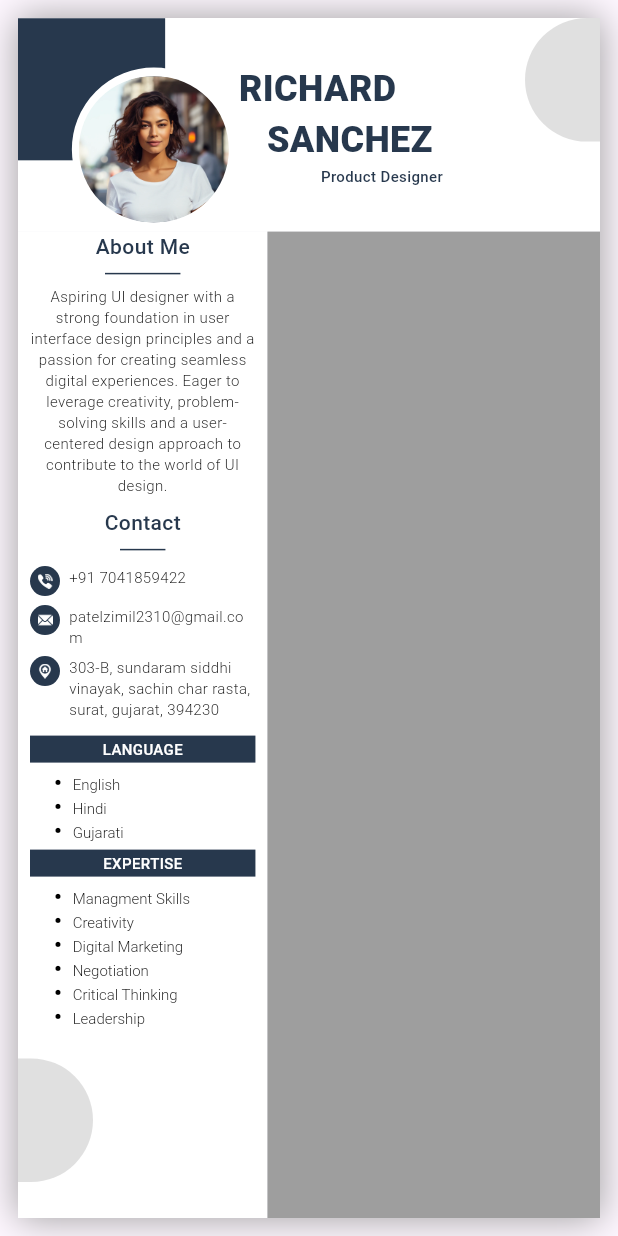
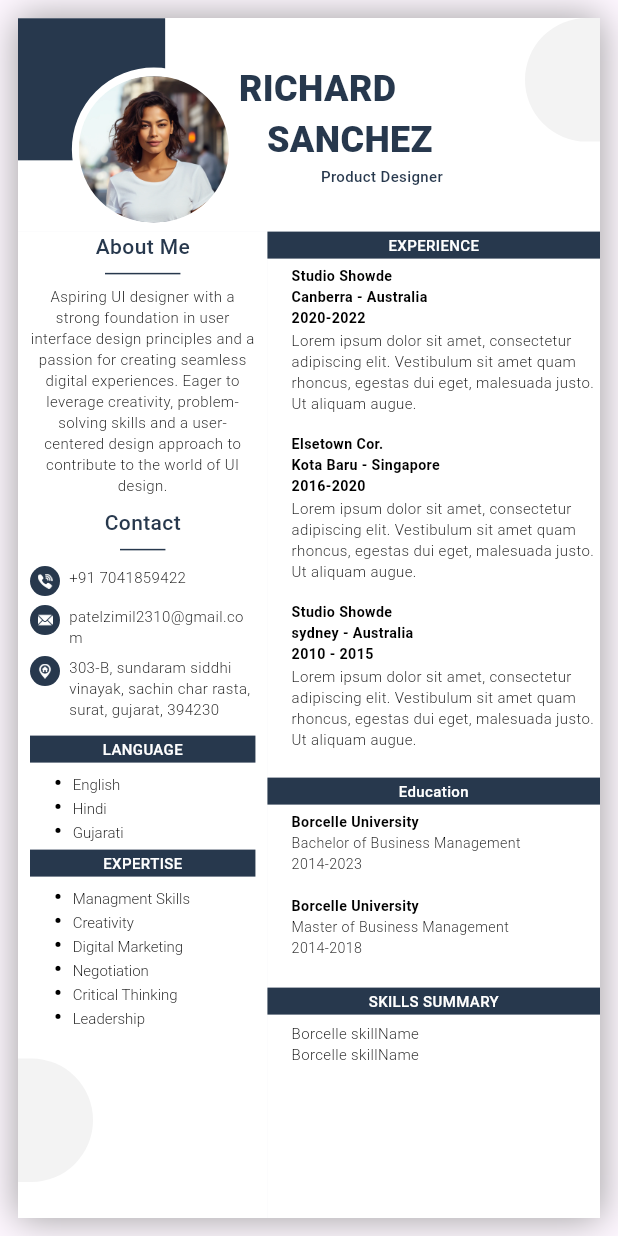
Before and after one commit to Zimil-Patel/cv_maker, a Flutter app: the screen it shows after launch, on a phone screen of 412 x 824 dp. Run offline on Flutter 3.47's test engine with Material 3 defaults, Android fonts, the phone set to English and light mode, and no system bars; our stand-ins replace google_fonts.

Commit message:
15-03-2024

```diff
--- /dev/null
+++ b/lib/screens/components/resume_components/education_info.dart
@@ -0,0 +1,86 @@
+import 'package:cv_maker/util/colors/colors.dart';
+import 'package:cv_maker/util/resulabe_ui/text_styles.dart';
+import 'package:flutter/material.dart';
+
+class Education extends StatelessWidget {
+  const Education({
+    super.key,
+    required this.width,
+  });
+
+  final double width;
+
+  @override
+  Widget build(BuildContext context) {
+    return Column(
+      crossAxisAlignment: CrossAxisAlignment.start,
+      children: [
+        Container(
+          width: width,
+          alignment: Alignment.center,
+          padding: const EdgeInsets.all(2),
+          color: resumeColor,
+          child: FittedBox(
+            child: Text(
+              'Education',
+              style: ultraMiniText(color: Colors.white),
+            ),
+          ),
+        ),
+        Padding(
+          padding: const EdgeInsets.only(
+            left: 16.0,
+            top: 5,
+            bottom: 5,
+          ),
+          child: Column(
+            crossAxisAlignment: CrossAxisAlignment.start,
+            children: [
+              addEducation(
+                university: 'Borcelle University',
+                course: 'Bachelor of Business Management',
+                duration: '2014-2023',
+              ),
+              addEducation(
+                university: 'Borcelle University',
+                course: 'Master of Business Management',
+                duration: '2014-2018',
+              ),
+            ],
+          ),
+        ),
+      ],
+    );
+  }
+
+  addEducation({
+    required String university,
+    required String course,
+    required String duration,
+  }) {
+    return Column(
+      crossAxisAlignment: CrossAxisAlignment.start,
+      children: [
+        Text(
+          university,
+          style: resumeBody(
+            fontSize: 9.5,
+            bold: FontWeight.w700,
+          ),
+        ),
+        Text(
+          course,
+          style: resumeBody(
+            fontSize: 9.5,
+          ),
+        ),
+        Text(
+          '$duration\n',
+          style: resumeBody(
+            fontSize: 9.5,
+          ),
+        ),
+      ],
+    );
+  }
+}
--- /dev/null
+++ b/lib/screens/components/resume_components/experience_box.dart
@@ -0,0 +1,100 @@
+import 'package:cv_maker/util/colors/colors.dart';
+import 'package:cv_maker/util/resulabe_ui/text_styles.dart';
+import 'package:flutter/material.dart';
+
+class Experience extends StatelessWidget {
+  const Experience({
+    super.key,
+    required this.width,
+  });
+
+  final double width;
+
+  @override
+  Widget build(BuildContext context) {
+    return Column(
+      crossAxisAlignment: CrossAxisAlignment.start,
+      children: [
+        Container(
+          width: width,
+          alignment: Alignment.center,
+          padding: const EdgeInsets.all(2),
+          color: resumeColor,
+          child: FittedBox(
+            child: Text(
+              'EXPERIENCE',
+              style: ultraMiniText(color: Colors.white),
+            ),
+          ),
+        ),
+        Padding(
+          padding: const EdgeInsets.only(
+            left: 16.0,
+            top: 5,
+            bottom: 5,
+          ),
+          child: Column(
+            crossAxisAlignment: CrossAxisAlignment.start,
+            children: [
+              addExperience(
+                  company: 'Studio Showde',
+                  location: 'Canberra - Australia',
+                  duration: '2020-2022',
+                  aboutExp:
+                      'Lorem ipsum dolor sit amet, consectetur adipiscing elit. Vestibulum sit amet quam rhoncus, egestas dui eget, malesuada justo. Ut aliquam augue.'),
+              addExperience(
+                  company: 'Elsetown Cor.',
+                  location: 'Kota Baru - Singapore',
+                  duration: '2016-2020',
+                  aboutExp:
+                      'Lorem ipsum dolor sit amet, consectetur adipiscing elit. Vestibulum sit amet quam rhoncus, egestas dui eget, malesuada justo. Ut aliquam augue.'),
+              addExperience(
+                  company: 'Studio Showde',
+                  location: 'sydney - Australia',
+                  duration: '2010 - 2015',
+                  aboutExp:
+                      'Lorem ipsum dolor sit amet, consectetur adipiscing elit. Vestibulum sit amet quam rhoncus, egestas dui eget, malesuada justo. Ut aliquam augue.'),
+            ],
+          ),
+        ),
+      ],
+    );
+  }
+
+  addExperience(
+      {required String company,
+      required String location,
+      required String duration,
+      required String aboutExp}) {
+    return Column(
+      crossAxisAlignment: CrossAxisAlignment.start,
+      children: [
+        Text(
+          company,
+          style: resumeBody(
+            fontSize: 9.5,
+            bold: FontWeight.w700,
+          ),
+        ),
+        Text(
+          location,
+          style: resumeBody(
+            fontSize: 9.5,
+            bold: FontWeight.w700,
+          ),
+        ),
+        Text(
+          duration,
+          style: resumeBody(
+            fontSize: 9.5,
+            bold: FontWeight.w700,
+          ),
+        ),
+        Text(
+          '$aboutExp \n',
+          style: resumeBody(),
+        ),
+      ],
+    );
+  }
+}
--- a/lib/screens/components/resume_components/profile_name_banner.dart
+++ b/lib/screens/components/resume_components/profile_name_banner.dart
@@ -88,7 +88,7 @@ class ProfileNameBanner extends StatelessWidget {
               height: height / 10,
               width: 50,
               decoration: BoxDecoration(
-                color: componentColor,
+                color: componentColor.withOpacity(0.4),
                 borderRadius: const BorderRadius.only(
                   bottomLeft: Radius.circular(100),
                   topLeft: Radius.circular(100),
--- /dev/null
+++ b/lib/screens/components/resume_components/skill_info.dart
@@ -0,0 +1,68 @@
+import 'package:cv_maker/util/colors/colors.dart';
+import 'package:cv_maker/util/resulabe_ui/text_styles.dart';
+import 'package:flutter/material.dart';
+
+class Skills extends StatelessWidget {
+  const Skills({
+    super.key,
+    required this.width,
+  });
+
+  final double width;
+
+  @override
+  Widget build(BuildContext context) {
+    return Column(
+      crossAxisAlignment: CrossAxisAlignment.start,
+      children: [
+        Container(
+          width: width,
+          alignment: Alignment.center,
+          padding: const EdgeInsets.all(2),
+          color: resumeColor,
+          child: FittedBox(
+            child: Text(
+              'Skills Summary'.toUpperCase(),
+              style: ultraMiniText(color: Colors.white),
+            ),
+          ),
+        ),
+        Padding(
+          padding: const EdgeInsets.only(
+            left: 16.0,
+            top: 5,
+            bottom: 5,
+          ),
+          child: Column(
+            crossAxisAlignment: CrossAxisAlignment.start,
+            children: [
+              addSkills(
+                skillName: 'Borcelle skillName',
+                percentage: 78,
+              ),
+              addSkills(
+                skillName: 'Borcelle skillName',
+                percentage: 78,
+              ),
+            ],
+          ),
+        ),
+      ],
+    );
+  }
+
+  addSkills({
+    required String skillName,
+    required double percentage,
+  }) {
+    return Column(
+      crossAxisAlignment: CrossAxisAlignment.start,
+      children: [
+        Text(
+          skillName,
+          style: resumeBody(),
+        ),
+      ],
+    );
+  }
+}
--- a/lib/screens/create_resume/resume_view.dart
+++ b/lib/screens/create_resume/resume_view.dart
@@ -1,8 +1,11 @@
 import 'package:cv_maker/screens/components/resume_components/about_me.dart';
 import 'package:cv_maker/screens/components/resume_components/contact_info.dart';
+import 'package:cv_maker/screens/components/resume_components/education_info.dart';
+import 'package:cv_maker/screens/components/resume_components/experience_box.dart';
 import 'package:cv_maker/screens/components/resume_components/expertise_box.dart';
 import 'package:cv_maker/screens/components/resume_components/language_box.dart';
 import 'package:cv_maker/screens/components/resume_components/profile_name_banner.dart';
+import 'package:cv_maker/screens/components/resume_components/skill_info.dart';
 import 'package:cv_maker/util/colors/colors.dart';
 import 'package:flutter/material.dart';
 
@@ -37,7 +40,7 @@ class _ResumeViewState extends State<ResumeView> {
           ),
           child: Column(
             children: [
-              //TOP BANNE INCLUDIND USER PROFILE NAME AND ROLE
+              //TOP BANNER INCLUDING USER PROFILE NAME AND ROLE
               ProfileNameBanner(height: height, width: width),
 
               Expanded(
@@ -45,16 +48,20 @@ class _ResumeViewState extends State<ResumeView> {
                   children: [
                     Container(
                       color: greyBox,
-                      child: Row(
+                      child: Stack(
+                        children: [
+                          Row(
                             children: [
                               Expanded(
                                 flex: 3,
                                 child: Container(
                                   color: Colors.white,
                                   child: Padding(
-                                padding:
-                                    const EdgeInsets.symmetric(horizontal: 8.0),
-                                child: Column(
+                                    padding: const EdgeInsets.symmetric(
+                                        horizontal: 8.0),
+                                    child: Stack(
+                                      children: [
+                                        Column(
                                           children: [
                                             //About us Box
                                             const AboutMe(),
@@ -69,31 +76,33 @@ class _ResumeViewState extends State<ResumeView> {
                                             ExpertiseIn(width: width),
                                           ],
                                         ),
+                                      ],
+                                    ),
                                   ),
                                 ),
                               ),
                               Expanded(
                                 flex: 4,
                                 child: Container(
-                              color: Colors.grey,
-                            ),
-                          )
+                                  color: Colors.white,
+                                  child: Column(
+                                    children: [
+                                      //EXPERIENCE BOX
+                                      Experience(width: width),
+
+                                      //EDUCATION BOX
+                                      Education(width: width),
+
+                                      //SKILLS SUMMARY
+                                      Skills(width: width),
                                     ],
                                   ),
                                 ),
-                    Align(
-                      alignment: Alignment.bottomLeft,
-                      child: Container(
-                        margin: const EdgeInsets.only(bottom: 24),
-                        height: height / 10,
-                        width: 50,
-                        decoration: BoxDecoration(
-                          color: componentColor,
-                          borderRadius: const BorderRadius.only(
-                            bottomRight: Radius.circular(100),
-                            topRight: Radius.circular(100),
                               ),
+                            ],
                           ),
+                          buildLeftHalfCircle(),
+                        ],
                       ),
                     ),
                   ],
@@ -104,20 +113,23 @@ class _ResumeViewState extends State<ResumeView> {
         ),
       ),
     );
-    ;
+  }
+
+  Align buildLeftHalfCircle() {
+    return Align(
+      alignment: Alignment.bottomLeft,
+      child: Container(
+        margin: const EdgeInsets.only(bottom: 24),
+        height: height / 10,
+        width: 50,
+        decoration: BoxDecoration(
+          color: componentColor.withOpacity(0.4),
+          borderRadius: const BorderRadius.only(
+            bottomRight: Radius.circular(100),
+            topRight: Radius.circular(100),
+          ),
+        ),
+      ),
+    );
   }
 }
-
-
-// Container(
-//                                   margin: const EdgeInsets.only(bottom: 60),
-//                                   height: height / 10,
-//                                   width: 50,
-//                                   decoration: BoxDecoration(
-//                                     color: componentColor,
-//                                     borderRadius: const BorderRadius.only(
-//                                       bottomRight: Radius.circular(100),
-//                                       topRight: Radius.circular(100),
-//                                     ),
-//                                   ),
-//                                 ),
--- a/lib/util/resulabe_ui/text_styles.dart
+++ b/lib/util/resulabe_ui/text_styles.dart
@@ -42,9 +42,9 @@ ultraMiniText({Color? color, FontWeight? bold}) {
   );
 }
 
-resumeBody({Color? color, FontWeight? bold}) {
+resumeBody({Color? color, FontWeight? bold, double? fontSize}) {
   return TextStyle(
-    fontSize: 10,
+    fontSize: fontSize ?? 10,
     fontWeight: bold ?? FontWeight.w300,
     color: color ?? headingTxt,
   );
```
Lines whose indentation alone changed are shown as unchanged.
